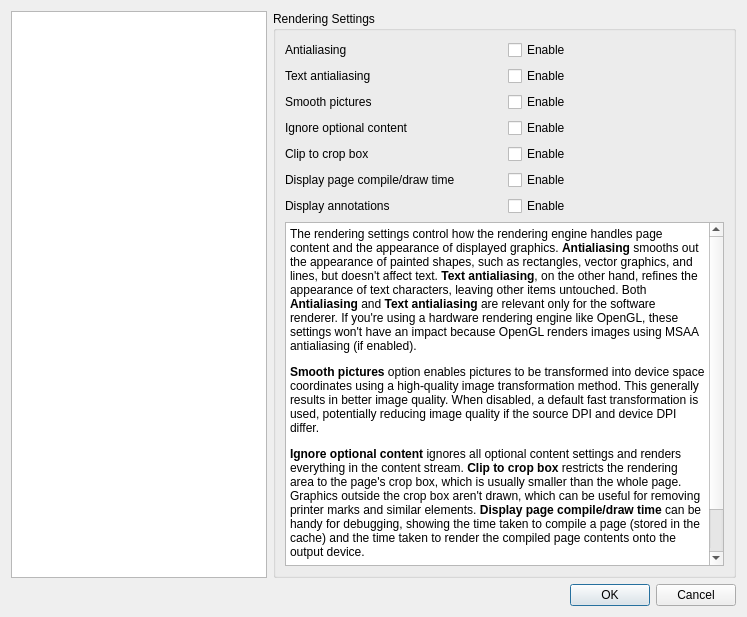
First picture: the form in Pdf4QtLibGui/pdfviewersettingsdialog.ui, repository studio-berry/loop, before the edit.
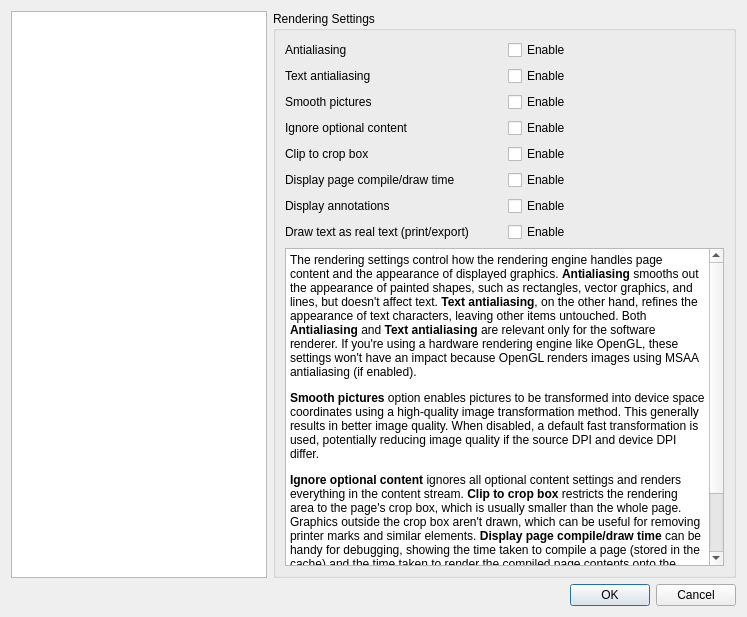
Second picture: the form after the edit. The open tabs and pages were chosen to show the change.

The edit to the form file:
```diff
--- a/Pdf4QtLibGui/pdfviewersettingsdialog.ui
+++ b/Pdf4QtLibGui/pdfviewersettingsdialog.ui
@@ -238,6 +238,23 @@
                 </property>
                </widget>
               </item>
+              <item row="7" column="0">
+               <widget class="QLabel" name="realTextLabel">
+                <property name="text">
+                 <string>Draw text as real text (print/export)</string>
+                </property>
+               </widget>
+              </item>
+              <item row="7" column="1">
+               <widget class="QCheckBox" name="realTextCheckBox">
+                <property name="toolTip">
+                 <string>Uses substitute fonts and may look different from the embedded font. Only affects printing and exporting to devices which preserve text (such as SVG), it has no effect on the on-screen page view.</string>
+                </property>
+                <property name="text">
+                 <string>Enable</string>
+                </property>
+               </widget>
+              </item>
              </layout>
             </item>
             <item>
```
